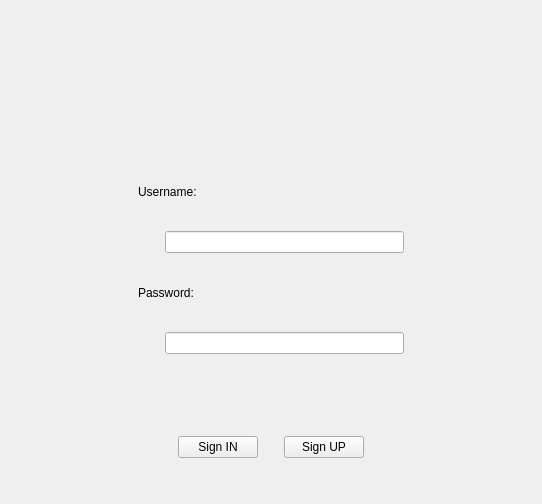
This is src/loginwindow.ui in NiskashY/AudioPlayer as Qt 5 draws it before an edit. The edited form follows.
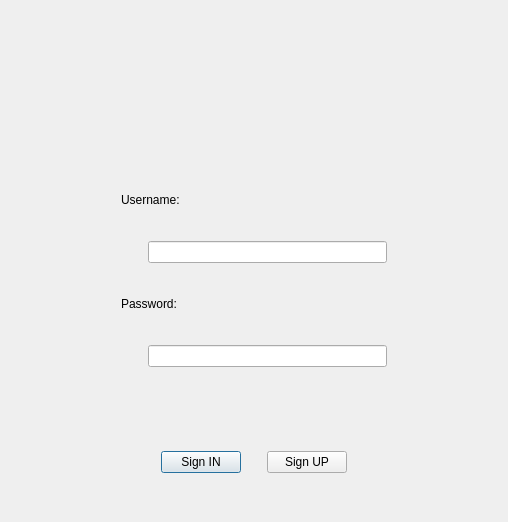
This is the edited form. Icons and pictures are not drawn.

The edit to the form file:
```diff
--- a/src/loginwindow.ui
+++ b/src/loginwindow.ui
@@ -1,22 +1,18 @@
 <?xml version="1.0" encoding="UTF-8"?>
 <ui version="4.0">
  <class>LoginWindow</class>
- <widget class="QMainWindow" name="LoginWindow">
+ <widget class="QDialog" name="LoginWindow">
   <property name="geometry">
    <rect>
     <x>0</x>
     <y>0</y>
-    <width>542</width>
-    <height>504</height>
+    <width>508</width>
+    <height>522</height>
    </rect>
   </property>
   <property name="windowTitle">
    <string>MainWindow</string>
   </property>
-  <property name="layoutDirection">
-   <enum>Qt::LeftToRight</enum>
-  </property>
-  <widget class="QWidget" name="centralwidget">
    <layout class="QHBoxLayout" name="horizontalLayout">
     <item>
      <spacer name="horizontalSpacer_9">
@@ -246,7 +242,6 @@
      </spacer>
     </item>
    </layout>
-  </widget>
  </widget>
  <resources>
   <include location="Images/resourses.qrc"/>
```
Left out of the diff: 6 changed lines with no effect on the pictures. Lines whose indentation alone changed are shown as unchanged.
